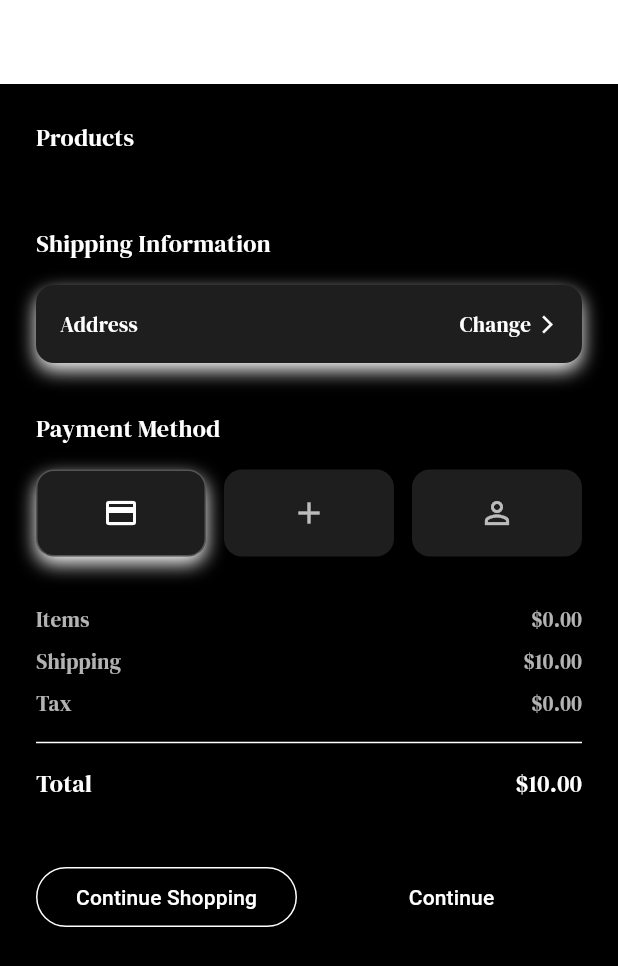
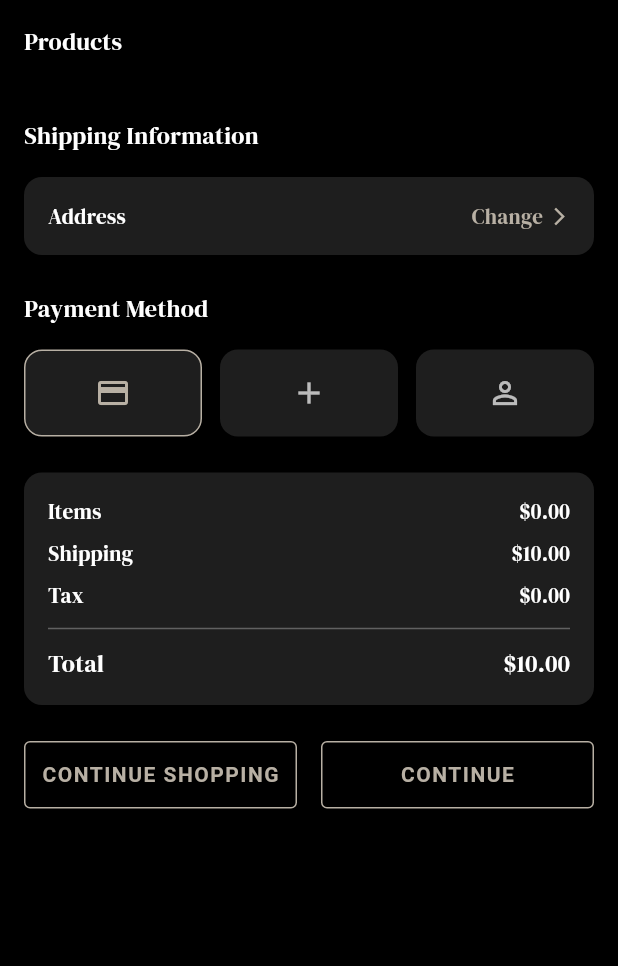
Before and after one commit to shereemorrison/bid, a Flutter app: the OrderSummaryPage screen opened directly, on a phone screen of 412 x 824 dp. Shown: the top 966 px of the screen. Run offline on Flutter 3.47's test engine with Material 3 defaults, Android fonts, the phone set to English and light mode, and no system bars; our stand-ins replace auto_route, google_fonts, shared_preferences, supabase_flutter; accounts and stored records are empty; statements that could not run were skipped.

Commit message:
Order summary page refactored

```diff
--- /dev/null
+++ b/lib/components/cards/order_info_card.dart
@@ -0,0 +1,59 @@
+import 'package:bid/themes/custom_colors.dart';
+import 'package:flutter/material.dart';
+
+class OrderInfoCard extends StatelessWidget {
+  final String text;
+  final VoidCallback onTap;
+
+  const OrderInfoCard({
+    super.key,
+    required this.text,
+    required this.onTap,
+  });
+
+  @override
+  Widget build(BuildContext context) {
+    final bool isLightMode = Theme.of(context).brightness == Brightness.light;
+
+    return Container(
+      padding: const EdgeInsets.all(16),
+      decoration: BoxDecoration(
+        borderRadius: BorderRadius.circular(12),
+        color: isLightMode ? Colors.white : Theme.of(context).colorScheme.quaternary,
+      ),
+      child: Row(
+        children: [
+          Expanded(
+            child: Text(
+              text,
+              style: TextStyle(
+                fontSize: 14,
+                color: Theme.of(context).colorScheme.primary,
+              ),
+            ),
+          ),
+          GestureDetector(
+            onTap: onTap,
+            child: Row(
+              children: [
+                Text(
+                  'Change',
+                  style: TextStyle(
+                    color: Theme.of(context).colorScheme.secondary,
+                    fontSize: 14,
+                  ),
+                ),
+                const SizedBox(width: 4),
+                Icon(
+                  Icons.arrow_forward_ios,
+                  color: Theme.of(context).colorScheme.secondary,
+                  size: 14,
+                ),
+              ],
+            ),
+          ),
+        ],
+      ),
+    );
+  }
+}
--- /dev/null
+++ b/lib/components/widgets/order_cost_summary.dart
@@ -0,0 +1,71 @@
+import 'package:bid/themes/custom_colors.dart';
+import 'package:flutter/material.dart';
+
+class OrderCostSummary extends StatelessWidget {
+  final double itemsTotal;
+  final double shipping;
+  final double tax;
+  final double total;
+
+  const OrderCostSummary({
+    super.key,
+    required this.itemsTotal,
+    required this.shipping,
+    required this.tax,
+    required this.total,
+  });
+
+  @override
+  Widget build(BuildContext context) {
+    final bool isLightMode = Theme.of(context).brightness == Brightness.light;
+
+    return Container(
+      padding: const EdgeInsets.all(16),
+      decoration: BoxDecoration(
+        color: isLightMode ? Colors.white : Theme.of(context).colorScheme.quaternary,
+        borderRadius: BorderRadius.circular(12),
+      ),
+      child: Column(
+        children: [
+          _buildCostItem(context, 'Items', '\$${itemsTotal.toStringAsFixed(2)}'),
+          const SizedBox(height: 8),
+          _buildCostItem(context, 'Shipping', '\$${shipping.toStringAsFixed(2)}'),
+          const SizedBox(height: 8),
+          _buildCostItem(context, 'Tax', '\$${tax.toStringAsFixed(2)}'),
+
+          Divider(
+            height: 24,
+            thickness: 1,
+            color: Theme.of(context).colorScheme.septenary,
+          ),
+
+          _buildCostItem(context, 'Total', '\$${total.toStringAsFixed(2)}', isTotal: true),
+        ],
+      ),
+    );
+  }
+
+  Widget _buildCostItem(BuildContext context, String label, String value, {bool isTotal = false}) {
+    return Row(
+      mainAxisAlignment: MainAxisAlignment.spaceBetween,
+      children: [
+        Text(
+          label,
+          style: TextStyle(
+            color: Theme.of(context).colorScheme.primary,
+            fontSize: isTotal ? 16 : 14,
+            fontWeight: isTotal ? FontWeight.w500 : FontWeight.normal,
+          ),
+        ),
+        Text(
+          value,
+          style: TextStyle(
+            color: Theme.of(context).colorScheme.primary,
+            fontSize: isTotal ? 16 : 14,
+            fontWeight: isTotal ? FontWeight.w500 : FontWeight.normal,
+          ),
+        ),
+      ],
+    );
+  }
+}
--- /dev/null
+++ b/lib/components/widgets/order_payment.option.dart
@@ -0,0 +1,40 @@
+import 'package:bid/themes/custom_colors.dart';
+import 'package:flutter/material.dart';
+
+class OrderPaymentOption extends StatelessWidget {
+  final IconData icon;
+  final bool isSelected;
+  final VoidCallback? onTap;
+
+  const OrderPaymentOption({
+    super.key,
+    required this.icon,
+    this.isSelected = false,
+    this.onTap,
+  });
+
+  @override
+  Widget build(BuildContext context) {
+    final bool isLightMode = Theme.of(context).brightness == Brightness.light;
+
+    return GestureDetector(
+      onTap: onTap,
+      child: Container(
+        padding: const EdgeInsets.symmetric(vertical: 16),
+        decoration: BoxDecoration(
+          borderRadius: BorderRadius.circular(12),
+          color: isLightMode ? Colors.white : Theme.of(context).colorScheme.quaternary,
+          border: Border.all(
+            color: isSelected ? Theme.of(context).colorScheme.secondary : Colors.transparent,
+          ),
+        ),
+        child: Icon(
+          icon,
+          color: isSelected
+              ? Theme.of(context).colorScheme.secondary
+              : Theme.of(context).colorScheme.primary.withOpacity(0.7),
+        ),
+      ),
+    );
+  }
+}
--- a/lib/pages/order_summary_screen.dart
+++ b/lib/pages/order_summary_screen.dart
@@ -1,8 +1,16 @@
 import 'package:auto_route/annotations.dart';
+import 'package:auto_route/auto_route.dart';
 import 'package:bid/themes/dark_mode.dart';
 import 'package:flutter/material.dart';
 import 'package:provider/provider.dart';
 import 'package:bid/providers/shop_provider.dart';
+
+import '../components/buttons/shopping_buttons.dart';
+import '../components/cards/order_info_card.dart';
+import '../components/widgets/order_cost_summary.dart';
+import '../components/widgets/order_payment.option.dart';
+import '../components/widgets/order_product_item.dart';
+import '../routes/route.dart';
 
 @RoutePage()
 class OrderSummaryPage extends StatelessWidget {
@@ -15,39 +23,25 @@ class OrderSummaryPage extends StatelessWidget {
 
     // Calculate totals
     final double itemsTotal = cart.fold(0.0, (sum, item) => sum + item.price);
-    final double shipping = 10.0; // You can make this dynamic if needed
-    final double tax = itemsTotal * 0.1; // Assuming 10% tax
+    final double shipping = 10.0;
+    final double tax = itemsTotal * 0.1;
     final double total = itemsTotal + shipping + tax;
 
     return Scaffold(
-      appBar: AppBar(
-        backgroundColor: Theme.of(context).colorScheme.primary,
-        elevation: 0,
-        leading: IconButton(
-          icon: const Icon(Icons.arrow_back_ios, size: 20),
-          onPressed: () => Navigator.pop(context),
-        ),
-        title: const Text(
-          'Order Summary',
-          style: TextStyle(
-            fontSize: 18,
-            fontWeight: FontWeight.w400,
-          ),
-        ),
-        centerTitle: true,
-      ),
+      backgroundColor: Theme.of(context).colorScheme.surface,
       body: SingleChildScrollView(
         child: Padding(
-          padding: const EdgeInsets.all(24.0),
+          padding: const EdgeInsets.all(16.0),
           child: Column(
             crossAxisAlignment: CrossAxisAlignment.start,
             children: [
               // Products from cart
-              const Text(
+              Text(
                 'Products',
                 style: TextStyle(
                   fontSize: 16,
                   fontWeight: FontWeight.w500,
+                  color: Theme.of(context).colorScheme.primary,
                 ),
               ),
               const SizedBox(height: 16),
@@ -55,85 +49,93 @@ class OrderSummaryPage extends StatelessWidget {
               // Display cart items
               ...cart.map((product) => Padding(
                 padding: const EdgeInsets.only(bottom: 16),
-                child: _buildProductItem(
-                  context,
-                  product.name,
-                  'Size: M ',
-                  '\$${product.price.toStringAsFixed(2)}',
-                ),
+                child: OrderProductItem(product: product),
               )).toList(),
 
-              const SizedBox(height: 32),
+              const SizedBox(height: 24),
 
               // Shipping Information
-              const Text(
+              Text(
                 'Shipping Information',
                 style: TextStyle(
                   fontSize: 16,
                   fontWeight: FontWeight.w500,
+                  color: Theme.of(context).colorScheme.primary,
                 ),
               ),
               const SizedBox(height: 16),
-              _buildInfoCard(context,
-                'Address',
+              OrderInfoCard(
+                text: 'Address',
                 onTap: () {},
               ),
 
-              const SizedBox(height: 32),
+              const SizedBox(height: 24),
 
               // Payment Method
-              const Text(
+              Text(
                 'Payment Method',
                 style: TextStyle(
                   fontSize: 16,
                   fontWeight: FontWeight.w500,
+                  color: Theme.of(context).colorScheme.primary,
                 ),
               ),
               const SizedBox(height: 16),
               Row(
                 children: [
-                  _buildPaymentOption(context, Icons.credit_card, isSelected: true),
+                  Expanded(
+                    child: OrderPaymentOption(
+                      icon: Icons.credit_card,
+                      isSelected: true,
+                    ),
+                  ),
                   const SizedBox(width: 12),
-                  _buildPaymentOption(context, Icons.add),
+                  Expanded(
+                    child: OrderPaymentOption(
+                      icon: Icons.add,
+                    ),
+                  ),
                   const SizedBox(width: 12),
-                  _buildPaymentOption(context, Icons.person_outline),
+                  Expanded(
+                    child: OrderPaymentOption(
+                      icon: Icons.person_outline,
+                    ),
+                  ),
                 ],
               ),
 
-              const SizedBox(height: 32),
+              const SizedBox(height: 24),
 
               // Cost Summary
-              _buildCostItem('Items', '\$${itemsTotal.toStringAsFixed(2)}'),
-              const SizedBox(height: 8),
-              _buildCostItem('Shipping', '\$${shipping.toStringAsFixed(2)}'),
-              const SizedBox(height: 8),
-              _buildCostItem('Tax', '\$${tax.toStringAsFixed(2)}'),
-
-              Divider(
-                height: 32,
-                color: Theme.of(context).colorScheme.primary,
+              OrderCostSummary(
+                itemsTotal: itemsTotal,
+                shipping: shipping,
+                tax: tax,
+                total: total,
               ),
 
-              _buildCostItem('Total', '\$${total.toStringAsFixed(2)}', isTotal: true),
-
-              const SizedBox(height: 40),
+              const SizedBox(height: 24),
 
               // Buttons
               Row(
                 children: [
                   Expanded(
-                    child: OutlinedButton(
-                      onPressed: () => Navigator.pop(context),
-                      child: const Text('Continue Shopping'),
+                    child: BaseStyledButton(
+                      text: "CONTINUE SHOPPING",
+                      onTap: () => context.router.pop(),
+                      textColor: Theme.of(context).colorScheme.secondary,
+                      borderColor: Theme.of(context).colorScheme.secondary,
                     ),
                   ),
                   const SizedBox(width: 16),
                   Expanded(
-                    child: ElevatedButton(
-                      onPressed: () {
-                        Navigator.pushNamed(context, '/payment');
+                    child: AddToCartButton(
+                      text: "CONTINUE",
+                      onTap: () {
+                        context.pushRoute(const WelcomeRoute());
                       },
-                      child: const Text('Continue'),
+                      textColor: Theme.of(context).colorScheme.secondary,
+                      borderColor: Theme.of(context).colorScheme.secondary,
                     ),
                   ),
                 ],
@@ -144,182 +146,4 @@ class OrderSummaryPage extends StatelessWidget {
       ),
     );
   }
-
-  Widget _buildProductItem(
-      BuildContext context, String title, String subtitle, String price) {
-    return Container(
-      padding: const EdgeInsets.all(16),
-      decoration: BoxDecoration(
-        color: Theme.of(context).colorScheme.quaternary,
-        borderRadius: BorderRadius.circular(12),
-        boxShadow: [
-          BoxShadow(
-            color: Theme.of(context).colorScheme.primary,
-            blurRadius: 10,
-            offset: const Offset(0, 5),
-          ),
-        ],
-      ),
-      child: Row(
-        children: [
-          Container(
-            width: 64,
-            height: 64,
-            decoration: BoxDecoration(
-              color: Theme.of(context).colorScheme.primary,
-              borderRadius: BorderRadius.circular(8),
-            ),
-            child: Center(
-              child: Icon(
-                Icons.image,
-                color: Theme.of(context).colorScheme.primary,
-              ),
-            ),
-          ),
-          const SizedBox(width: 16),
-          Expanded(
-            child: Column(
-              crossAxisAlignment: CrossAxisAlignment.start,
-              children: [
-                Text(
-                  title,
-                  style: const TextStyle(
-                    fontSize: 16,
-                    fontWeight: FontWeight.w500,
-                  ),
-                ),
-                const SizedBox(height: 4),
-                Text(
-                  subtitle,
-                  style: TextStyle(
-                    color: Theme.of(context).colorScheme.primary,
-                    fontSize: 14,
-                  ),
-                ),
-              ],
-            ),
-          ),
-          Column(
-            crossAxisAlignment: CrossAxisAlignment.end,
-            children: [
-              Text(
-                price,
-                style: const TextStyle(
-                  fontSize: 16,
-                  fontWeight: FontWeight.w500,
-                ),
-              ),
-              const SizedBox(height: 4),
-              Icon(
-                Icons.close,
-                color: Theme.of(context).colorScheme.primary,
-                size: 20,
-              ),
-            ],
-          ),
-        ],
-      ),
-    );
-  }
-
-  Widget _buildInfoCard(BuildContext context, String text, {required VoidCallback onTap}) {
-    return Container(
-      padding: const EdgeInsets.all(16),
-      decoration: BoxDecoration(
-        color: Theme.of(context).colorScheme.quaternary,
-        borderRadius: BorderRadius.circular(12),
-        boxShadow: [
-          BoxShadow(
-            color: Theme.of(context).colorScheme.primary,
-            blurRadius: 10,
-            offset: const Offset(0, 5),
-          ),
-        ],
-      ),
-      child: Row(
-        children: [
-          Expanded(
-            child: Text(
-              text,
-              style: const TextStyle(
-                fontSize: 14,
-              ),
-            ),
-          ),
-          GestureDetector(
-            onTap: onTap,
-            child: Row(
-              children: [
-                Text(
-                  'Change',
-                  style: TextStyle(
-                    color: Theme.of(context).colorScheme.primary,
-                    fontSize: 14,
-                  ),
-                ),
-                SizedBox(width: 4),
-                Icon(
-                  Icons.arrow_forward_ios,
-                  color: Theme.of(context).colorScheme.primary,
-                  size: 14,
-                ),
-              ],
-            ),
-          ),
-        ],
-      ),
-    );
-  }
-
-  Widget _buildPaymentOption(BuildContext context, IconData icon, {bool isSelected = false}) {
-    return Expanded(
-      child: Container(
-        padding: const EdgeInsets.symmetric(vertical: 16),
-        decoration: BoxDecoration(
-          color: Theme.of(context).colorScheme.quaternary,
-          borderRadius: BorderRadius.circular(12),
-          border: Border.all(
-            color: isSelected ? Colors.white24 : Colors.transparent,
-          ),
-          boxShadow: isSelected
-              ? [
-            BoxShadow(
-              color: Theme.of(context).colorScheme.primary,
-              blurRadius: 10,
-              offset: const Offset(0, 5),
-            ),
-          ]
-              : null,
-        ),
-        child: Icon(
-          icon,
-          color: isSelected ? Colors.white : Colors.white70,
-        ),
-      ),
-    );
-  }
-
-  Widget _buildCostItem(String label, String value, {bool isTotal = false}) {
-    return Row(
-      mainAxisAlignment: MainAxisAlignment.spaceBetween,
-      children: [
-        Text(
-          label,
-          style: TextStyle(
-            color: isTotal ? Colors.white : Colors.white70,
-            fontSize: isTotal ? 16 : 14,
-            fontWeight: isTotal ? FontWeight.w500 : FontWeight.normal,
-          ),
-        ),
-        Text(
-          value,
-          style: TextStyle(
-            color: isTotal ? Colors.white : Colors.white70,
-            fontSize: isTotal ? 16 : 14,
-            fontWeight: isTotal ? FontWeight.w500 : FontWeight.normal,
-          ),
-        ),
-      ],
-    );
-  }
 }
```
Also changed, not shown: lib/components/widgets/order_product_item.dart (added, +147 -0 lines).
